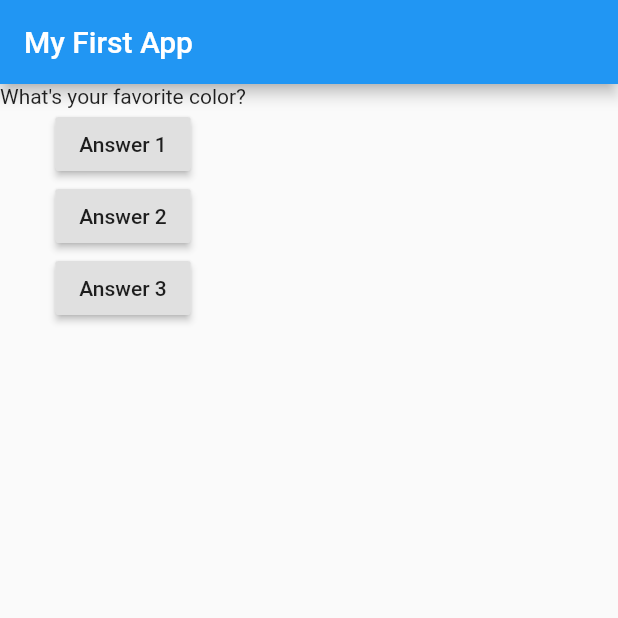
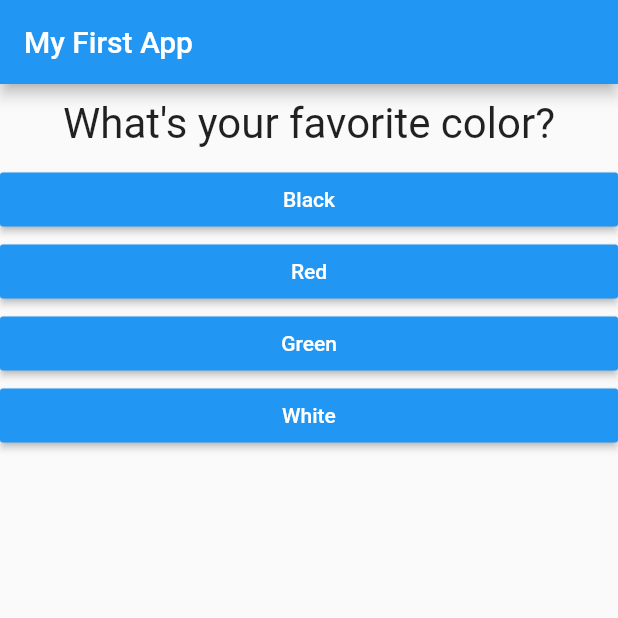
Before and after one commit to caddie89/Flutter-Complete-Guide, a Flutter app: the screen it shows after launch, on a phone screen of 412 x 824 dp, the top half of it. Run offline on Flutter 3.47's test engine with Material 2 defaults, Android fonts, the phone set to English and light mode, and no system bars.

Commit message:
added mapping within mapping to questions, made changes to quiz, main, and result classes

```diff
--- /dev/null
+++ b/lib/answer.dart
@@ -0,0 +1,22 @@
+import 'package:flutter/material.dart';
+
+class Answer extends StatelessWidget {
+  final VoidCallback selectHandler; // this could be Function or VoidCallback
+  final String answerText;
+
+  Answer(this.selectHandler, this.answerText);
+
+  @override
+  Widget build(BuildContext context) {
+    return Container(
+      width: double.infinity,
+      child: RaisedButton(
+        color: Colors
+            .blue, // static property that can be used without instantiating the class
+        textColor: Colors.white,
+        child: Text(answerText),
+        onPressed: selectHandler,
+      ),
+    );
+  }
+}
--- a/lib/main.dart
+++ b/lib/main.dart
@@ -1,6 +1,9 @@
 // Packages must be imported at the top of the application
 // "material.dart" unlocks core features needed to run the app
 import 'package:flutter/material.dart';
+
+import './quiz.dart';
+import './result.dart';
 
 // void main() {
 // Default function that will be run first - automatically executed
@@ -25,59 +28,82 @@ class MyApp extends StatefulWidget {
 
   @override
   State<StatefulWidget> createState() {
-    // TODO: implement createState
-    return MyAppState();
+    return _MyAppState();
   }
 }
 
-class MyAppState extends State<MyApp> {
+class _MyAppState extends State<MyApp> {
   // data here is persistent
   // State holds the data used by the build()
-  var questionIndex = 0;
+  // Map where 'questionText' is the key and 'answers' is the value
+  // Map within a Map where 'text' is the key and 'score' is the value
+  final _questions = [
+    {
+      'questionText': 'What\'s your favorite color?',
+      'answers': [
+        {'text': 'Black', 'score': 10},
+        {'text': 'Red', 'score': 5},
+        {'text': 'Green', 'score': 3},
+        {'text': 'White', 'score': 1}
+      ],
+    },
+    {
+      'questionText': 'What\'s your favorite animal?',
+      'answers': [
+        {'text': 'Rabbit', 'score': 3},
+        {'text': 'Snake', 'score': 11},
+        {'text': 'Elephant', 'score': 5},
+        {'text': 'Lion', 'score': 9}
+      ],
+    },
+    {
+      'questionText': 'Who\'s your favorite instructor?',
+      'answers': [
+        {'text': 'Max', 'score': 1},
+        {'text': 'Max', 'score': 1},
+        {'text': 'Max', 'score': 1},
+        {'text': 'Max', 'score': 1}
+      ],
+    },
+  ];
 
-  void answerQuestion() {
+  var _questionIndex = 0;
+  var _totalScore = 0;
+
+  void _answerQuestion(int score) {
+    _totalScore += score;
+    // _totalScore = _totalScore + score - this performs the same operation
     setState(() {
-      questionIndex = questionIndex + 1;
+      _questionIndex = _questionIndex + 1;
     });
-    print(questionIndex);
+    print(_questionIndex);
+    // setState() updates Widget by calling the build() again
+    // build() rebuilds the Widget Tree
+    // Flutter is not going to re-render everything on the screen
+
+    if (_questionIndex < _questions.length) {
+      // the length is 3
+      print('We have more questions!');
+    } else {
+      print('No more questions!');
+    }
   }
 
   @override
   Widget build(BuildContext ctx) {
-    List<String> questions = [
-      'What\'s your favorite color?',
-      'What\'s your favorite animal?',
-    ];
     return MaterialApp(
       home: Scaffold(
         appBar: AppBar(
           title: Text('My First App'),
         ),
-        body: Column(
-          children: <Widget>[
-            Text(
-              questions[questionIndex],
-            ),
-            RaisedButton(
-              child: Text('Answer 1'),
-              onPressed:
-                  answerQuestion, // passing a pointer to the function, not the function result
-            ),
-            RaisedButton(
-              child: Text('Answer 2'),
-              onPressed: () =>
-                  print('Answer 2 chosen!'), // anonymous function/method
-            ),
-            RaisedButton(
-              child: Text('Answer 3'),
-              onPressed: () {
-                // ...
-                print('Answer 3 chosen!');
-              },
-            ),
-          ],
-          // the <Widget>[] tells Dart it will hold a list of Widgets
-        ),
+        // Ternary expressions - condition ? x1 expression (only column) : else block
+        body: _questionIndex < _questions.length
+            ? Quiz(
+                answerQuestion: _answerQuestion,
+                questionIndex: _questionIndex,
+                questions: _questions,
+              )
+            : Result(_totalScore),
       ),
     );
     // Scaffold gives a base page design, basic design, structure, and color scheme
--- /dev/null
+++ b/lib/question.dart
@@ -0,0 +1,23 @@
+import 'package:flutter/material.dart';
+
+class Question extends StatelessWidget {
+  final String questionText;
+  // "final" tells Dart that the value will never change
+  // after being initialized in constructor
+
+  Question(this.questionText); // positional argument
+
+  @override
+  Widget build(BuildContext context) {
+    return Container(
+      width: double.infinity,
+      margin: EdgeInsets.all(10),
+      child: Text(
+        questionText,
+        // by default, text only takes up as much area as it needs
+        style: TextStyle(fontSize: 28),
+        textAlign: TextAlign.center,
+      ),
+    );
+  }
+}
--- /dev/null
+++ b/lib/quiz.dart
@@ -0,0 +1,35 @@
+import 'package:flutter/material.dart';
+
+import './question.dart';
+import './answer.dart';
+
+class Quiz extends StatelessWidget {
+  final List<Map<String, Object>> questions;
+  final int questionIndex;
+  final Function answerQuestion;
+
+  Quiz(
+      {required this.questions,
+      required this.answerQuestion,
+      required this.questionIndex});
+
+  @override
+  Widget build(BuildContext context) {
+    return Column(
+      // <Widget> is not necessary and is implied
+      children: <Widget>[
+        Question(
+          questions[questionIndex]['questionText'] as String,
+        ),
+        ...(questions[questionIndex]['answers'] as List<Map<String, Object>>)
+            .map((answer) {
+          return Answer(
+              () => answerQuestion(answer['score']), answer['text'] as String);
+          // when button is pressed (onPressed in answer.dart), it then is able to execute
+          // answerQuestion() - every answer is just a map with text and score
+        }).toList()
+      ],
+      // the <Widget>[] tells Dart it will hold a list of Widgets
+    );
+  }
+}
--- /dev/null
+++ b/lib/result.dart
@@ -0,0 +1,14 @@
+import 'package:flutter/material.dart';
+
+class Result extends StatelessWidget {
+  final int resultScore;
+
+  Result(this.resultScore);
+
+  @override
+  Widget build(BuildContext context) {
+    return Center(
+      child: Text('You did it!'),
+    );
+  }
+}
```
